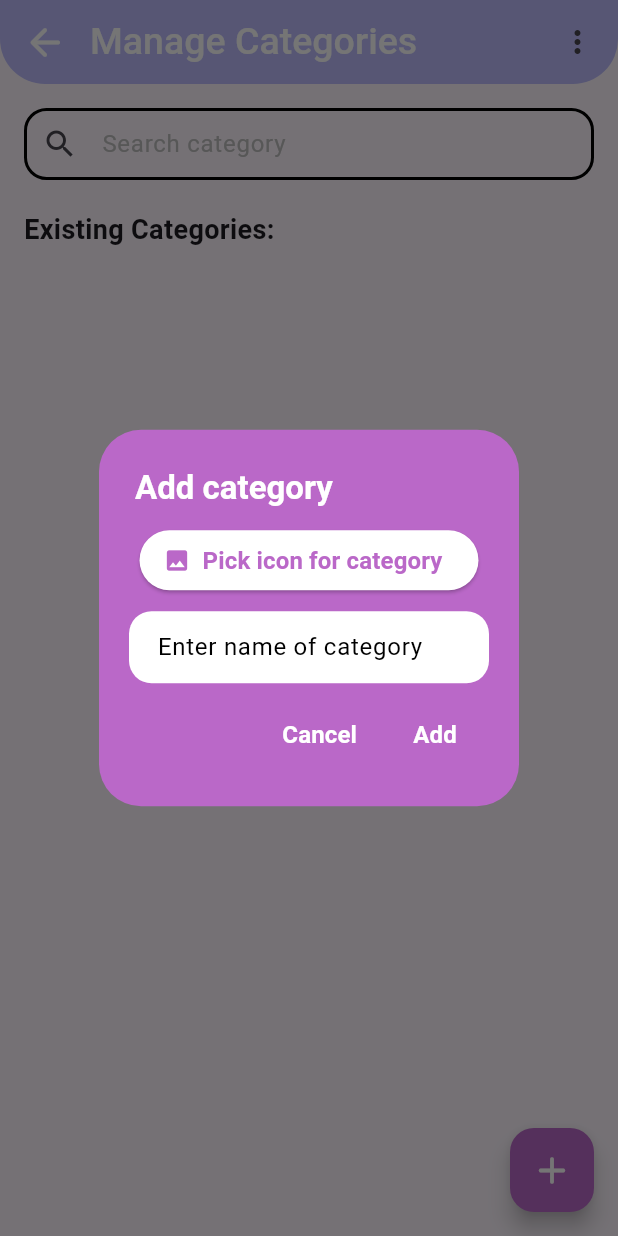
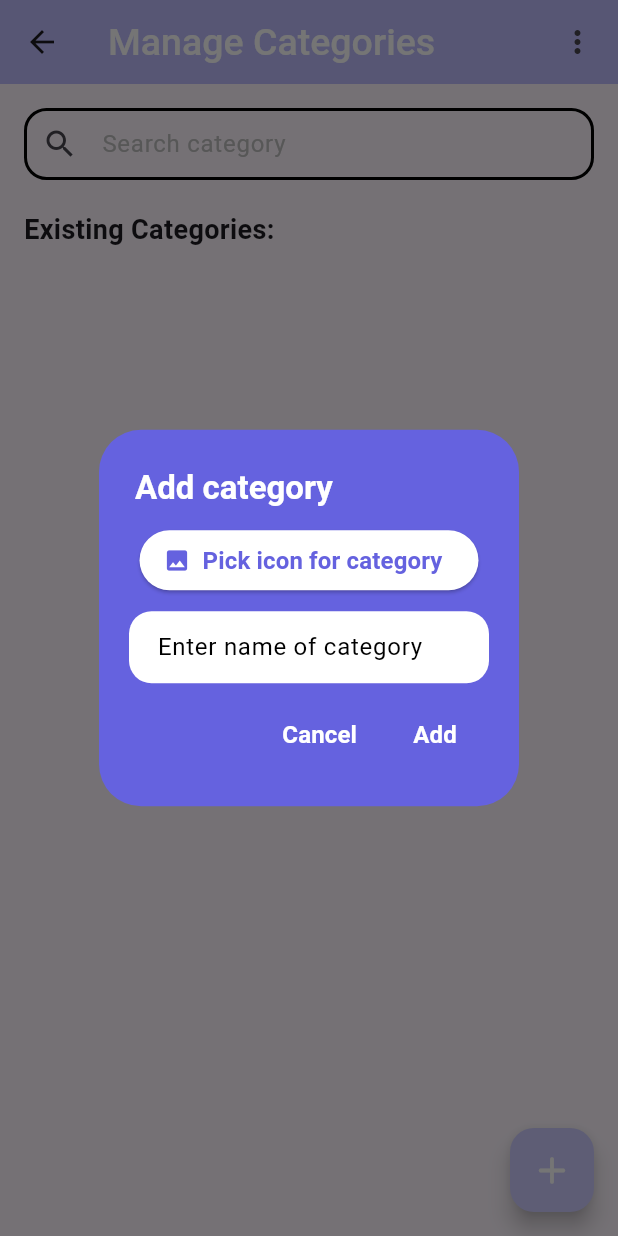
Before and after one commit to apani05/mainLearningApp, a Flutter app: the AdminPage screen opened directly, after a tap on the "add" icon, on a phone screen of 412 x 824 dp. Run offline on Flutter 3.47's test engine with Material 3 defaults, Android fonts, the phone set to English and light mode, and no system bars; our stand-ins replace animated_text_kit, audioplayers, buttons_tabbar, carousel_slider, circular_countdown_timer, cloud_firestore and 19 more; missing offline and left inert: day_night_time_picker, excel, flippy, flutter_sound, random_color; accounts and stored records are empty; network calls fail; statements that could not run were skipped.

Commit message:
Ui changes- color, padding, icons

```diff
--- a/lib/adminProfile/pages/admin_access.dart
+++ b/lib/adminProfile/pages/admin_access.dart
@@ -38,7 +38,7 @@ class AdminAccessPage extends StatelessWidget {
           ],
         ),
         onPressed: () => showGrantAccessDialog(context),
-        backgroundColor: Colors.purple.shade300,
+        backgroundColor: Color(0xFFcccbff),
       ),
       body: StreamBuilder<QuerySnapshot>(
         stream: FirebaseFirestore.instance
--- a/lib/adminProfile/pages/admin_page.dart
+++ b/lib/adminProfile/pages/admin_page.dart
@@ -55,9 +55,14 @@ class _AdminPageState extends ConsumerState<AdminPage> {
     return Scaffold(
       resizeToAvoidBottomInset: true,
 
-      appBar: customAppBar(
-        context: context,
-        title: 'Manage Categories',
+      appBar: AppBar(
+        title: const Text('Manage Categories'),
+        titleTextStyle: const TextStyle(
+          color: Colors.white,
+          fontSize: 25,
+          fontWeight: FontWeight.w500,
+        ),
+        backgroundColor: const Color(0xffbdbcfd),
         actions: [
           Padding(
             padding: const EdgeInsets.symmetric(horizontal: 15),
@@ -113,7 +118,7 @@ class _AdminPageState extends ConsumerState<AdminPage> {
       // floatingbutton for adding new category
       floatingActionButton: FloatingActionButton(
         onPressed: () => showDialogAddCategory(context),
-        backgroundColor: Colors.purple.shade300,
+        backgroundColor: Color(0xFFcccbff),
         child: const Icon(
           Icons.add_rounded,
           size: 30,
--- a/lib/adminProfile/services/show_dialog_category.dart
+++ b/lib/adminProfile/services/show_dialog_category.dart
@@ -34,7 +34,7 @@ void showDialogAddCategory(
 
         return AlertDialog(
           contentPadding: const EdgeInsets.symmetric(horizontal: 20),
-          backgroundColor: Colors.purple.shade300,
+          backgroundColor: Color(0xff6562df),
           title: Text(
             'Add category',
             style: dialogBoxTitleTextStyle,
@@ -52,13 +52,13 @@ void showDialogAddCategory(
                         },
                         style: ElevatedButton.styleFrom(
                           backgroundColor: Colors.white,
-                          foregroundColor: Colors.purple.shade300,
+                          foregroundColor: Color(0xff6562df),
                         ),
                         icon: const Icon(Icons.image),
                         label: Text(
                           'Pick icon for category',
                           style: actionButtonTextStyle.copyWith(
-                            color: Colors.purple.shade300,
+                            color: Color(0xff6562df),
                           ),
                         ),
                       )
@@ -168,7 +168,7 @@ void showDialogUpdateCategory({
 
         return AlertDialog(
           contentPadding: const EdgeInsets.symmetric(horizontal: 20),
-          backgroundColor: Colors.purple.shade300,
+          backgroundColor: Color(0xff6562df),
           title: Text(
             'Update category',
             style: dialogBoxTitleTextStyle,
@@ -191,13 +191,13 @@ void showDialogUpdateCategory({
                         },
                         style: ElevatedButton.styleFrom(
                           backgroundColor: Colors.white,
-                          foregroundColor: Colors.purple.shade300,
+                          foregroundColor: Color(0xff6562df),
                         ),
                         icon: const Icon(Icons.image),
                         label: Text(
                           'Pick icon for category',
                           style: actionButtonTextStyle.copyWith(
-                            color: Colors.purple.shade300,
+                            color: Color(0xff6562df),
                           ),
                         ),
                       )
@@ -312,7 +312,7 @@ void showDialogDeleteCategory({
     context: context,
     builder: (BuildContext context) {
       return AlertDialog(
-        backgroundColor: Colors.purple.shade300,
+        backgroundColor: Color(0xff6562df),
         content: Text(
           'Do you want to delete this category?',
           style: dialogBoxContentTextStyle,
--- a/lib/adminProfile/services/show_dialog_conversation.dart
+++ b/lib/adminProfile/services/show_dialog_conversation.dart
@@ -23,7 +23,7 @@ void showDialogDeleteConversations({
           "Delete Phrases",
           style: dialogBoxTitleTextStyle,
         ),
-        backgroundColor: Colors.purple.shade300,
+        backgroundColor: Color(0xff6562df),
         content: Text(
           "Are you sure you want to delete the selected phrases?",
           style: dialogBoxContentTextStyle,
@@ -69,7 +69,7 @@ void showDialogUpdatePhase({
     builder: (BuildContext context) {
       return AlertDialog(
         contentPadding: const EdgeInsets.symmetric(horizontal: 20),
-        backgroundColor: Colors.purple.shade300,
+        backgroundColor: Color(0xff6562df),
         title: Text(
           'Update Phrase',
           style: dialogBoxTitleTextStyle,
@@ -177,7 +177,7 @@ void showDialogAddPhase({
     builder: (BuildContext context) {
       return AlertDialog(
         contentPadding: const EdgeInsets.symmetric(horizontal: 20),
-        backgroundColor: Colors.purple.shade300,
+        backgroundColor: Color(0xff6562df),
         title: Text(
           'Add Phrase',
           style: dialogBoxTitleTextStyle,
--- a/lib/adminProfile/services/show_dialog_export_batch.dart
+++ b/lib/adminProfile/services/show_dialog_export_batch.dart
@@ -14,7 +14,7 @@ void showDialogExportBatch({
     context: context,
     builder: (BuildContext context) {
       return AlertDialog(
-        backgroundColor: Colors.purple.shade300,
+        backgroundColor: Color(0xff6562df),
         content: Column(
           mainAxisSize: MainAxisSize.min,
           children: [
--- a/lib/adminProfile/services/show_dialog_grant_access.dart
+++ b/lib/adminProfile/services/show_dialog_grant_access.dart
@@ -140,7 +140,7 @@ void showDialogRemoveAdminAccess({
     context: context,
     builder: (BuildContext context) {
       return AlertDialog(
-        backgroundColor: Colors.purple.shade300,
+        backgroundColor: Color(0xff6562df),
         content: Text(
           'Do you want to remove admin access for this account?',
           style: dialogBoxContentTextStyle,
--- a/lib/adminProfile/widgets/existing_categories_listview.dart
+++ b/lib/adminProfile/widgets/existing_categories_listview.dart
@@ -13,9 +13,16 @@ class ExistingCategoriesListview extends StatelessWidget {
 
   @override
   Widget build(BuildContext context) {
+    final screenHeight = MediaQuery.of(context).size.height;
+    final bottomPadding = screenHeight * 0.1;
+
     return ListView.builder(
-      itemCount: categoriesToDisplay.length,
+      itemCount: categoriesToDisplay.length + 1,
       itemBuilder: (context, index) {
+        if (index == categoriesToDisplay.length) {
+          return SizedBox(height: bottomPadding);
+        }
+
         final category = categoriesToDisplay[index];
 
         return CategoryListTileItem(
@@ -44,7 +51,7 @@ class _CategoryListTileItemState extends ConsumerState<CategoryListTileItem> {
     return ListTile(
       contentPadding: const EdgeInsets.symmetric(horizontal: 10),
       onTap: () {
-        // navigates to List of conversations present in this catergory
+        // navigates to List of conversations present in this category
         setState(() {
           Navigator.of(context).push(
             MaterialPageRoute(
@@ -56,7 +63,11 @@ class _CategoryListTileItemState extends ConsumerState<CategoryListTileItem> {
       title: Text(widget.category.categoryName),
 
       // more options button (category edit and delete buttons included)
-      trailing: PopupMenuButton<String>(
+      trailing: Row(
+        mainAxisSize: MainAxisSize.min,
+        children: [
+          Icon(Icons.arrow_circle_right_outlined, color: Color(0xff6562df)),
+          PopupMenuButton<String>(
             icon: const Icon(Icons.more_vert_rounded),
             onSelected: (String result) {
               switch (result) {
@@ -67,7 +78,6 @@ class _CategoryListTileItemState extends ConsumerState<CategoryListTileItem> {
                     context: context,
                     oldCategory: widget.category,
                   );
-
                   break;
                 case 'delete':
                   // Handle delete action
@@ -98,6 +108,8 @@ class _CategoryListTileItemState extends ConsumerState<CategoryListTileItem> {
               ),
             ],
           ),
+        ],
+      ),
     );
   }
 }
--- a/lib/adminProfile/widgets/old_audio_player.dart
+++ b/lib/adminProfile/widgets/old_audio_player.dart
@@ -38,7 +38,7 @@ class _OldAudioPlayerState extends State<OldAudioPlayer> {
             onPressed: onPressedAudioButton,
             icon: const Icon(Icons.volume_up_rounded),
             iconSize: 25,
-            color: Colors.purpleAccent,
+            color: Color(0xff6562df),
           ),
           const Text(
             'Old Blackfoot Audio',
--- a/lib/components/custom_appbar.dart
+++ b/lib/components/custom_appbar.dart
@@ -28,10 +28,5 @@ PreferredSizeWidget customAppBar({
       ),
     ),
     backgroundColor: const Color(0xffbdbcfd),
-    shape: const RoundedRectangleBorder(
-      borderRadius: BorderRadius.vertical(
-        bottom: Radius.circular(30),
-      ),
-    ),
   );
 }
```
Also changed, not shown: lib/Quizpages/pages/quiz_page.dart (+17 -5 lines), lib/Quizpages/pages/quiz_result_page.dart (+13 -2 lines), lib/adminProfile/widgets/existing_conversations_listview.dart (+10 -3 lines), 1 other file. Lines whose indentation alone changed are shown as unchanged.
